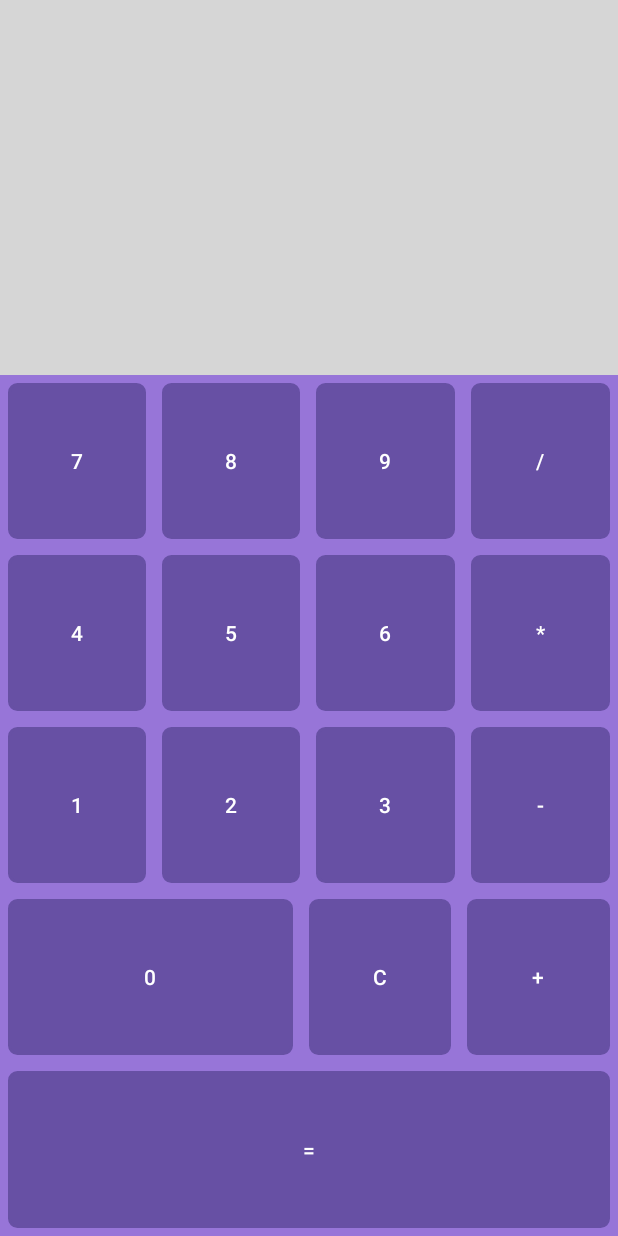
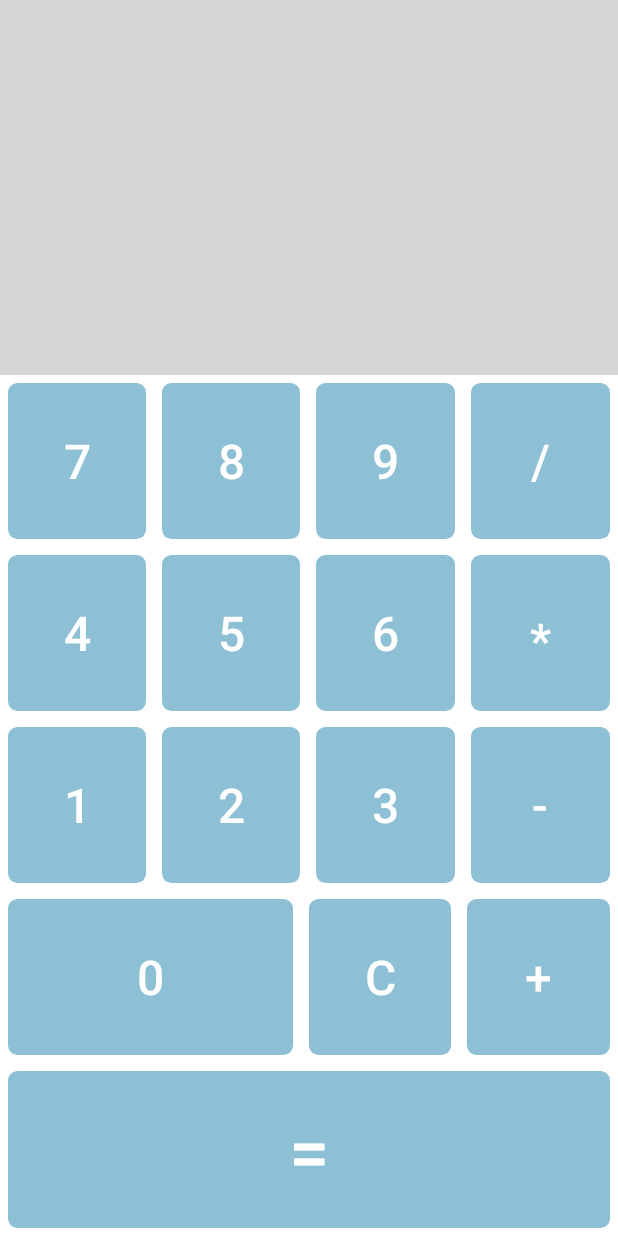
Before and after one commit to lukastojiljkovic/Calculator-app, an Android app: the screen it shows after launch (MainActivity), on a phone screen of 412 x 824 dp. Run offline under Robolectric (Android 15) with nearby library versions, the phone set to English and light mode, and no system bars.

Commit message:
UI layout

```diff
--- a/app/src/main/res/layout/activity_main.xml
+++ b/app/src/main/res/layout/activity_main.xml
@@ -22,12 +22,14 @@
         android:layout_weight="1"
         android:background="@color/gray"
         android:orientation="vertical"
+        android:gravity="center"
         >
     <LinearLayout
         android:layout_width="match_parent"
         android:layout_height="0dp"
         android:layout_weight="1"
         android:orientation="horizontal"
+        android:gravity="center"
     >
         <Button
             android:id="@+id/BtSeven"
@@ -36,6 +38,7 @@
             android:layout_weight="1"
             android:text="7"
             android:background="@drawable/rectangle_button_background"
+            android:textSize="32sp"
             android:layout_margin="5dp"
 
             tools:ignore="ButtonStyle,HardcodedText" />
@@ -47,6 +50,7 @@
             android:text="8"
             android:layout_margin="5dp"
             android:background="@drawable/rectangle_button_background"
+            android:textSize="32sp"
             tools:ignore="HardcodedText" />
         <Button
             android:id="@+id/BtNine"
@@ -56,6 +60,7 @@
             android:text="9"
             android:layout_margin="5dp"
             android:background="@drawable/rectangle_button_background"
+            android:textSize="32sp"
             tools:ignore="HardcodedText" />
         <Button
             android:id="@+id/BtDivide"
@@ -65,6 +70,7 @@
             android:text="/"
             android:layout_margin="5dp"
             android:background="@drawable/rectangle_button_background"
+            android:textSize="32sp"
             tools:ignore="HardcodedText" />
         </LinearLayout>
     <LinearLayout
@@ -72,6 +78,7 @@
         android:layout_height="0dp"
         android:layout_weight="1"
         android:orientation="horizontal"
+        android:gravity="center"
         >
         <Button
             android:id="@+id/BtFour"
@@ -81,6 +88,7 @@
             android:text="4"
             android:layout_margin="5dp"
             android:background="@drawable/rectangle_button_background"
+            android:textSize="32sp"
             tools:ignore="ButtonStyle,HardcodedText" />
         <Button
             android:id="@+id/BtFive"
@@ -90,6 +98,7 @@
             android:text="5"
             android:layout_margin="5dp"
             android:background="@drawable/rectangle_button_background"
+            android:textSize="32sp"
             tools:ignore="HardcodedText" />
         <Button
             android:id="@+id/BtSix"
@@ -99,6 +108,7 @@
             android:text="6"
             android:layout_margin="5dp"
             android:background="@drawable/rectangle_button_background"
+            android:textSize="32sp"
             tools:ignore="HardcodedText" />
         <Button
             android:id="@+id/BtMultiply"
@@ -106,8 +116,10 @@
             android:layout_height="match_parent"
             android:layout_weight="1"
             android:text="*"
+            android:paddingTop="15dp"
             android:layout_margin="5dp"
             android:background="@drawable/rectangle_button_background"
+            android:textSize="32sp"
             tools:ignore="HardcodedText" />
     </LinearLayout>
     <LinearLayout
@@ -115,6 +127,7 @@
         android:layout_height="0dp"
         android:layout_weight="1"
         android:orientation="horizontal"
+        android:gravity="center"
         >
         <Button
             android:id="@+id/BtOne"
@@ -124,6 +137,7 @@
             android:text="1"
             android:layout_margin="5dp"
             android:background="@drawable/rectangle_button_background"
+            android:textSize="32sp"
             tools:ignore="ButtonStyle,HardcodedText" />
         <Button
             android:id="@+id/BtTwo"
@@ -133,6 +147,7 @@
             android:text="2"
             android:layout_margin="5dp"
             android:background="@drawable/rectangle_button_background"
+            android:textSize="32sp"
             tools:ignore="HardcodedText" />
         <Button
             android:id="@+id/BtThree"
@@ -142,6 +157,7 @@
             android:text="3"
             android:layout_margin="5dp"
             android:background="@drawable/rectangle_button_background"
+            android:textSize="32sp"
             tools:ignore="HardcodedText" />
         <Button
             android:id="@+id/BtMinus"
@@ -151,6 +167,7 @@
             android:text="-"
             android:layout_margin="5dp"
             android:background="@drawable/rectangle_button_background"
+            android:textSize="32sp"
             tools:ignore="HardcodedText" />
     </LinearLayout>
     <LinearLayout
@@ -158,6 +175,7 @@
         android:layout_height="0dp"
         android:layout_weight="1"
         android:orientation="horizontal"
+        android:gravity="center"
         >
         <Button
             android:id="@+id/BtZero"
@@ -167,6 +185,7 @@
             android:text="0"
             android:layout_margin="5dp"
             android:background="@drawable/rectangle_button_background"
+            android:textSize="32sp"
             tools:ignore="ButtonStyle,HardcodedText" />
         <Button
             android:id="@+id/BtClear"
@@ -176,6 +195,7 @@
             android:text="C"
             android:layout_margin="5dp"
             android:background="@drawable/rectangle_button_background"
+            android:textSize="32sp"
             tools:ignore="HardcodedText" />
         <Button
             android:id="@+id/BtPlus"
@@ -185,13 +205,15 @@
             android:text="+"
             android:layout_margin="5dp"
             android:background="@drawable/rectangle_button_background"
+            android:textSize="32sp"
             tools:ignore="HardcodedText" />
     </LinearLayout>
     <LinearLayout
         android:layout_width="match_parent"
         android:layout_height="0dp"
         android:layout_weight="1"
-        android:orientation="horizontal" >
+        android:orientation="horizontal"
+        android:gravity="center">
     <Button
         android:id="@+id/BtEqual"
         android:layout_width="0dp"
@@ -200,6 +222,7 @@
         android:text="="
         android:layout_margin="5dp"
         android:background="@drawable/rectangle_button_background"
+        android:textSize="48sp"
         tools:ignore="HardcodedText" />
 </LinearLayout>
     </LinearLayout>
--- a/app/src/main/res/values-night/themes.xml
+++ b/app/src/main/res/values-night/themes.xml
@@ -3,5 +3,6 @@
     <style name="Base.Theme.Calculatorapp" parent="Theme.Material3.DayNight.NoActionBar">
         <!-- Customize your dark theme here. -->
         <!-- <item name="colorPrimary">@color/my_dark_primary</item> -->
+        <item name="colorPrimary">@color/my_dark_primary</item>
     </style>
 </resources>
--- a/app/src/main/res/values/colors.xml
+++ b/app/src/main/res/values/colors.xml
@@ -3,5 +3,9 @@
     <color name="black">#FF000000</color>
     <color name="white">#FFFFFFFF</color>
     <color name="light_gray">#D6D6D6</color>
-    <color name="gray">#9775D8</color>
+    <color name="gray">#FFFFFF</color>
+    <color name="my_light_primary">#8DC0D5</color>
+    <color name="my_dark_primary">#1E4587</color>
+    <color name="textColorPrimary">#333333</color>
+    <color name="textColorPrimaryDark">#CCCCCC</color>
 </resources>
--- a/app/src/main/res/values/themes.xml
+++ b/app/src/main/res/values/themes.xml
@@ -3,6 +3,7 @@
     <style name="Base.Theme.Calculatorapp" parent="Theme.Material3.DayNight.NoActionBar">
         <!-- Customize your light theme here. -->
         <!-- <item name="colorPrimary">@color/my_light_primary</item> -->
+        <item name="colorPrimary">@color/my_light_primary</item>
     </style>
 
     <style name="Theme.Calculatorapp" parent="Base.Theme.Calculatorapp" />
```
